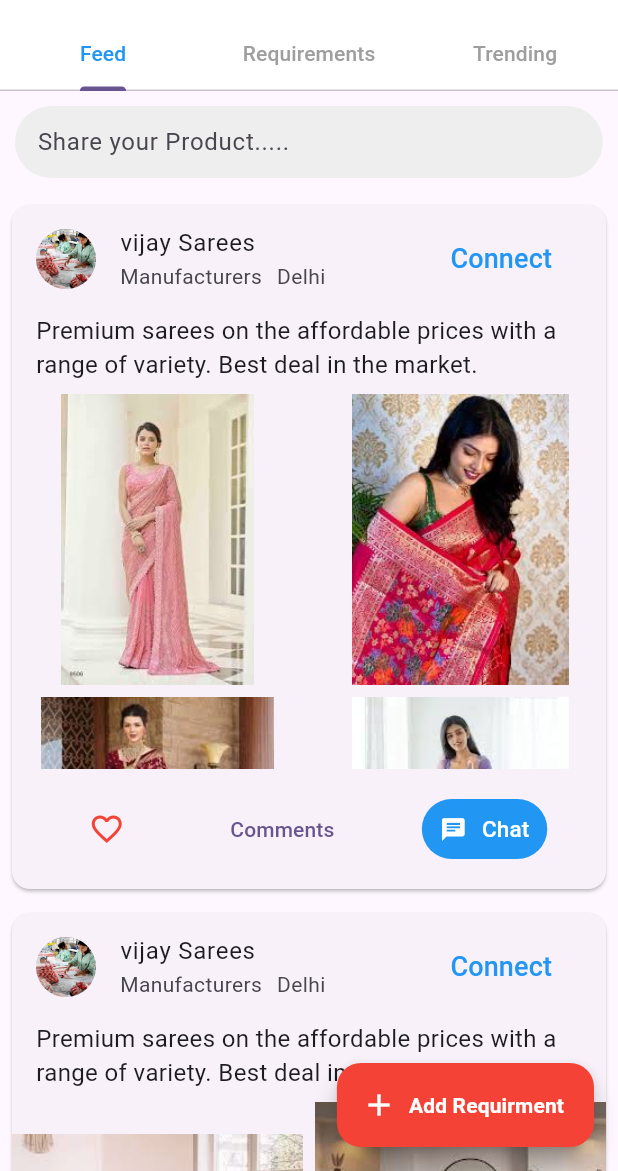
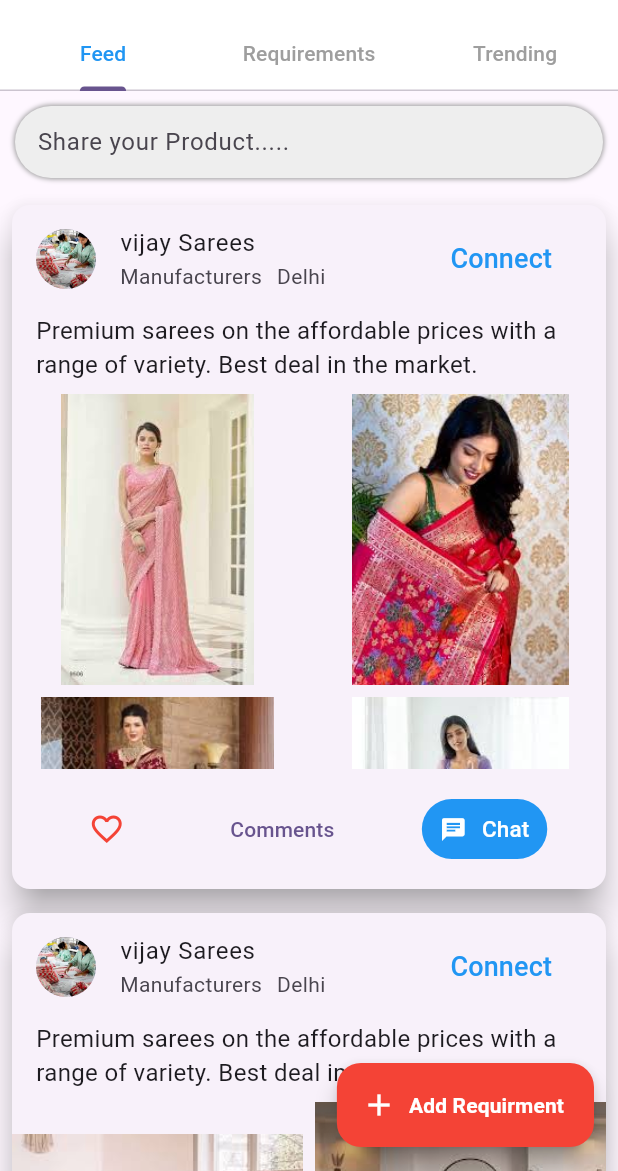
Before and after one commit to Vishal182573/shopeMEApp-backend, a Flutter app: the HomePage screen opened directly, on a phone screen of 412 x 824 dp, the part 65-1236 px from its top. Run offline on Flutter 3.47's test engine with Material 3 defaults, Android fonts, the phone set to English and light mode, and no system bars; our stand-ins replace get, get_storage, iconsax, image_picker, smooth_page_indicator; accounts and stored records are empty.

Commit message:
second commit

```diff
--- a/anaar_demo/lib/screens/homepage.dart
+++ b/anaar_demo/lib/screens/homepage.dart
@@ -267,7 +267,17 @@ class _HomePageState extends State<HomePage>
       child: Column(
         children: [
           Row(
-            children: [Text("Trending"), Divider()],
+            mainAxisAlignment: MainAxisAlignment.spaceEvenly,
+            children: [
+              Text(
+                "Trending",
+                style: TextStyle(fontSize: 20, fontWeight: FontWeight.bold),
+              ),
+              SizedBox(
+                width: 10,
+              ),
+              Expanded(child: Divider())
+            ],
           ),
           _buildPostCard(url1),
           _buildPostCard(url2),
@@ -282,9 +292,15 @@ class _HomePageState extends State<HomePage>
       margin: EdgeInsets.all(10),
       padding: EdgeInsets.symmetric(horizontal: 15),
       decoration: BoxDecoration(
-        color: Colors.grey[200],
-        borderRadius: BorderRadius.circular(25),
-      ),
+          color: Colors.grey[200],
+          borderRadius: BorderRadius.circular(25),
+          boxShadow: [
+            BoxShadow(
+                color: Colors.grey,
+                //offset: Offset(1, 1),
+                spreadRadius: 0.8,
+                blurRadius: 2)
+          ]),
       child: TextField(
         decoration: InputDecoration(
           border: InputBorder.none,
@@ -297,6 +313,9 @@ class _HomePageState extends State<HomePage>
   Widget _buildPostCard(List<String> url) {
     return Card(
       margin: EdgeInsets.all(8.0),
+      elevation: 10,
+      borderOnForeground: true,
+      shadowColor: Colors.grey,
       child: Column(
         crossAxisAlignment: CrossAxisAlignment.start,
         children: [
--- a/anaar_demo/lib/screens/requirement_page.dart
+++ b/anaar_demo/lib/screens/requirement_page.dart
@@ -91,6 +91,7 @@ class OrderCard extends StatelessWidget {
   @override
   Widget build(BuildContext context) {
     return Card(
+      elevation: 10,
       margin: EdgeInsets.only(bottom: 16.0),
       child: Padding(
         padding: const EdgeInsets.all(16.0),
```
Also changed, not shown: anaar_demo/lib/screens/profilePage.dart (+6 -5 lines).
